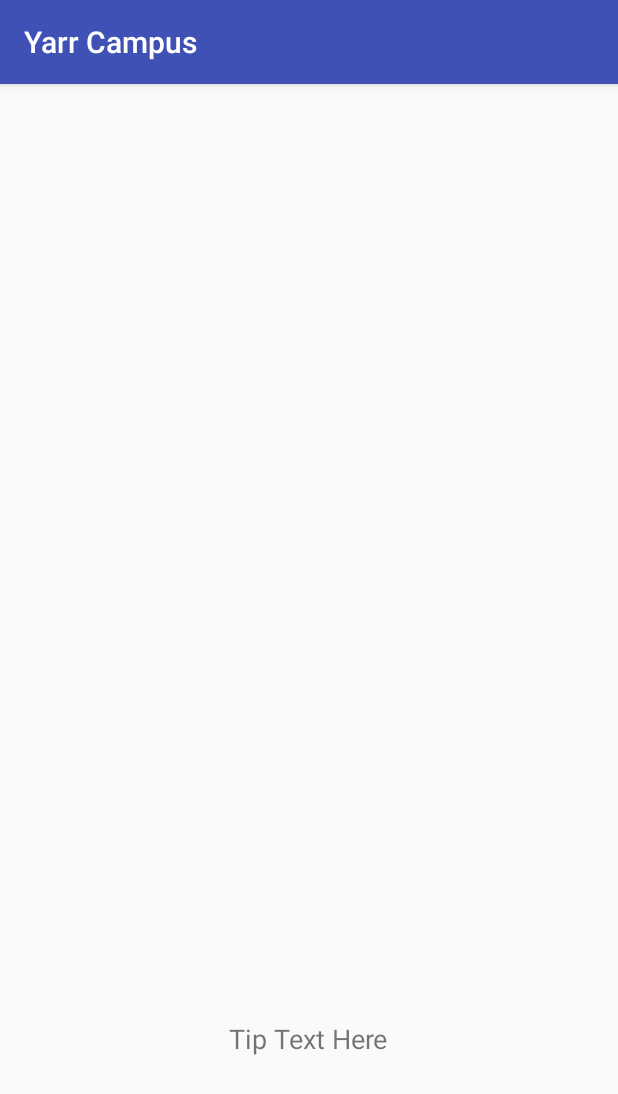
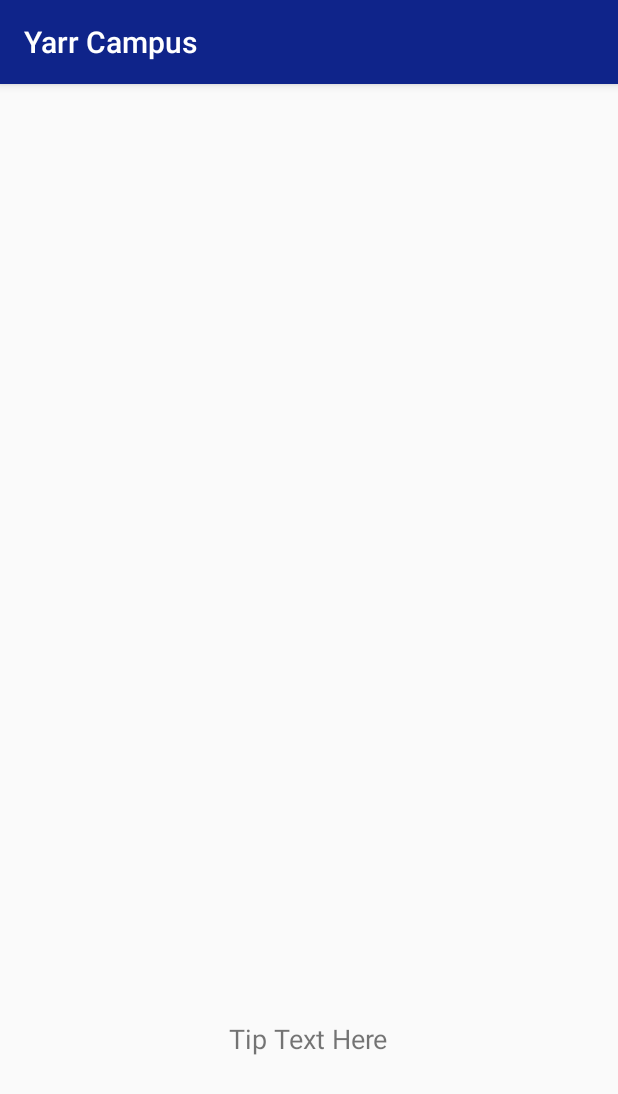
Before and after one commit to dpham147/YarrCampus, an Android app: the screen it shows after launch (SplashActivity), on a phone screen of 412 x 824 dp. Shown: the top 1094 px of the screen. Run offline under Robolectric (Android 15) with nearby library versions, the phone set to English and light mode, and no system bars.

Commit message:
Edited Styles/Colors

```diff
--- a/app/src/main/res/values/colors.xml
+++ b/app/src/main/res/values/colors.xml
@@ -1,6 +1,7 @@
 <?xml version="1.0" encoding="utf-8"?>
 <resources>
-    <color name="colorPrimary">#3F51B5</color>
-    <color name="colorPrimaryDark">#303F9F</color>
-    <color name="colorAccent">#FF4081</color>
+    <color name="colorPrimary">#0f248a</color>
+    <color name="colorPrimaryDark">#00005c</color>
+    <color name="colorAccent">#cf4c00</color>
+    <color name="occ_orange">#fc7c19</color>
 </resources>
```
Also changed, not shown: app/src/main/ic_launcher-web.png (added).
